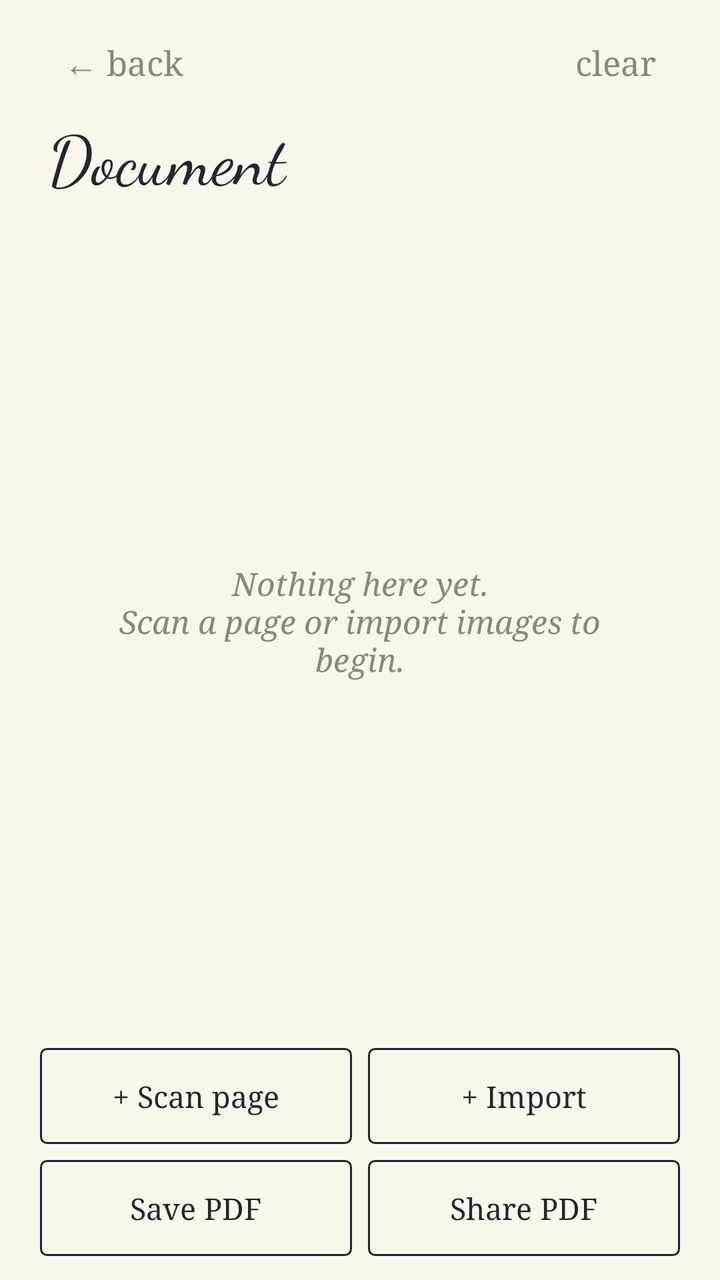
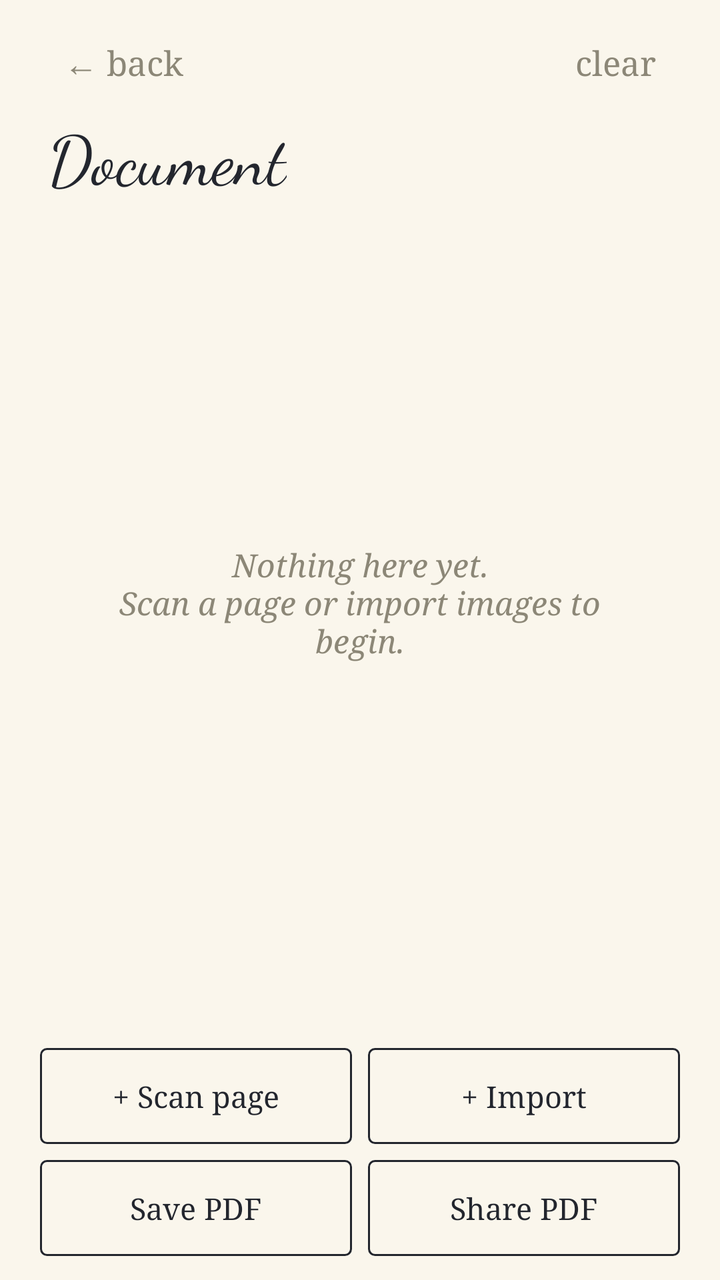

An Android layout rendered at two revisions. The XML below is the earlier revision; the diff shows what the commit changed to produce the second picture.
<!-- AndroidManifest.xml: application theme Theme.Paper -->
<!-- res/layout/activity_document.xml -->
<?xml version="1.0" encoding="utf-8"?>
<LinearLayout xmlns:android="http://schemas.android.com/apk/res/android"
    android:layout_width="match_parent"
    android:layout_height="match_parent"
    android:orientation="vertical"
    android:paddingLeft="20dp"
    android:paddingRight="20dp"
    android:paddingTop="8dp"
    android:paddingBottom="12dp">

    <RelativeLayout
        android:layout_width="match_parent"
        android:layout_height="wrap_content">

        <TextView
            android:id="@+id/backButton"
            style="@style/Faint"
            android:layout_width="wrap_content"
            android:layout_height="wrap_content"
            android:padding="12dp"
            android:text="← back"
            android:textSize="17sp" />

        <TextView
            android:id="@+id/clearButton"
            style="@style/Faint"
            android:layout_width="wrap_content"
            android:layout_height="wrap_content"
            android:layout_alignParentRight="true"
            android:padding="12dp"
            android:text="clear"
            android:textSize="17sp" />
    </RelativeLayout>

    <TextView
        android:layout_width="wrap_content"
        android:layout_height="wrap_content"
        android:fontFamily="cursive"
        android:paddingLeft="4dp"
        android:text="Document"
        android:textColor="@color/ink"
        android:textSize="34sp" />

    <TextView
        android:id="@+id/countText"
        style="@style/Faint"
        android:layout_width="wrap_content"
        android:layout_height="wrap_content"
        android:minHeight="20dp"
        android:paddingLeft="4dp"
        android:paddingBottom="8dp" />

    <FrameLayout
        android:layout_width="match_parent"
        android:layout_height="0dp"
        android:layout_weight="1">

        <ListView
            android:id="@+id/pageList"
            android:layout_width="match_parent"
            android:layout_height="match_parent"
            android:divider="@color/rule"
            android:dividerHeight="1dp"
            android:scrollbars="none" />

        <TextView
            android:id="@+id/emptyText"
            style="@style/Faint"
            android:layout_width="match_parent"
            android:layout_height="wrap_content"
            android:layout_gravity="center"
            android:gravity="center"
            android:padding="32dp"
            android:text="Nothing here yet.\nScan a page or import images to begin."
            android:textSize="16sp"
            android:textStyle="italic" />
    </FrameLayout>

    <TextView
        android:id="@+id/statusText"
        style="@style/Faint"
        android:layout_width="match_parent"
        android:layout_height="wrap_content"
        android:minHeight="24dp"
        android:paddingBottom="6dp"
        android:paddingTop="6dp" />

    <LinearLayout
        android:layout_width="match_parent"
        android:layout_height="wrap_content"
        android:orientation="horizontal">

        <Button
            android:id="@+id/scanButton"
            style="@style/PaperButton"
            android:layout_width="0dp"
            android:layout_height="wrap_content"
            android:layout_marginRight="4dp"
            android:layout_weight="1"
            android:text="+ Scan page" />

        <Button
            android:id="@+id/importButton"
            style="@style/PaperButton"
            android:layout_width="0dp"
            android:layout_height="wrap_content"
            android:layout_marginLeft="4dp"
            android:layout_weight="1"
            android:text="+ Import" />
    </LinearLayout>

    <LinearLayout
        android:layout_width="match_parent"
        android:layout_height="wrap_content"
        android:layout_marginTop="8dp"
        android:orientation="horizontal">

        <Button
            android:id="@+id/saveButton"
            style="@style/PaperButton"
            android:layout_width="0dp"
            android:layout_height="wrap_content"
            android:layout_marginRight="4dp"
            android:layout_weight="1"
            android:text="Save PDF" />

        <Button
            android:id="@+id/shareButton"
            style="@style/PaperButton"
            android:layout_width="0dp"
            android:layout_height="wrap_content"
            android:layout_marginLeft="4dp"
            android:layout_weight="1"
            android:text="Share PDF" />
    </LinearLayout>
</LinearLayout>
<!-- resources referenced by this layout -->
<resources>
  <color name="ink">#23262E</color>
  <color name="rule">#D8D0BC</color>
  <style name="Faint">
          <item name="android:textColor">@color/faint</item>
          <item name="android:fontFamily">serif</item>
          <item name="android:textSize">14sp</item>
      </style>
  <style name="PaperButton" parent="android:Widget.Material.Button">
          <item name="android:background">@drawable/bg_button</item>
          <item name="android:textAllCaps">false</item>
          <item name="android:textColor">@color/ink</item>
          <item name="android:fontFamily">serif</item>
          <item name="android:textSize">15sp</item>
          <item name="android:stateListAnimator">@null</item>
          <item name="android:minHeight">48dp</item>
          <item name="android:minWidth">0dp</item>
      </style>
  <style name="Theme.Paper" parent="android:Theme.Material.Light.NoActionBar">
          <item name="android:windowBackground">@color/paper</item>
          <item name="android:statusBarColor">@color/paper</item>
          <item name="android:navigationBarColor">@color/paper</item>
          <item name="android:windowLightStatusBar">true</item>
          <item name="android:windowLightNavigationBar">true</item>
          <item name="android:textColorPrimary">@color/ink</item>
          <item name="android:textColorSecondary">@color/faint</item>
          <item name="android:colorAccent">@color/ink</item>
          <item name="android:colorControlActivated">@color/ink</item>
      </style>
  <color name="faint">#8C8777</color>
  <!-- drawable bg_button (drawable) -->
  <?xml version="1.0" encoding="utf-8"?>
  <selector xmlns:android="http://schemas.android.com/apk/res/android">
      <item android:state_pressed="true">
          <shape android:shape="rectangle">
              <solid android:color="@color/shade" />
              <stroke android:width="1dp" android:color="@color/ink" />
              <corners android:radius="3dp" />
          </shape>
      </item>
      <item android:state_enabled="false">
          <shape android:shape="rectangle">
              <solid android:color="@android:color/transparent" />
              <stroke android:width="1dp" android:color="@color/rule" />
              <corners android:radius="3dp" />
          </shape>
      </item>
      <item>
          <shape android:shape="rectangle">
              <solid android:color="@android:color/transparent" />
              <stroke android:width="1dp" android:color="@color/ink" />
              <corners android:radius="3dp" />
          </shape>
      </item>
  </selector>
  <color name="paper">#FAF6EC</color>
  <color name="shade">#E9E3D2</color>
</resources>

<!-- the commit's change to res/layout/activity_document.xml (unified diff, before → after) -->
@@ -3,10 +3,10 @@
     android:layout_width="match_parent"
     android:layout_height="match_parent"
     android:orientation="vertical"
+    android:paddingBottom="12dp"
     android:paddingLeft="20dp"
     android:paddingRight="20dp"
-    android:paddingTop="8dp"
-    android:paddingBottom="12dp">
+    android:paddingTop="8dp">
 
     <RelativeLayout
         android:layout_width="match_parent"
@@ -36,19 +36,65 @@
         android:layout_width="wrap_content"
         android:layout_height="wrap_content"
         android:fontFamily="cursive"
+        android:paddingBottom="8dp"
         android:paddingLeft="4dp"
         android:text="Document"
         android:textColor="@color/ink"
         android:textSize="34sp" />
 
-    <TextView
-        android:id="@+id/countText"
-        style="@style/Faint"
-        android:layout_width="wrap_content"
+    
+    <LinearLayout
+        android:id="@+id/previewCard"
+        android:layout_width="match_parent"
         android:layout_height="wrap_content"
-        android:minHeight="20dp"
-        android:paddingLeft="4dp"
-        android:paddingBottom="8dp" />
+        android:layout_marginBottom="8dp"
+        android:background="@drawable/bg_button"
+        android:clickable="true"
+        android:focusable="true"
+        android:gravity="center_vertical"
+        android:orientation="horizontal"
+        android:padding="10dp"
+        android:visibility="gone">
+
+        <ImageView
+            android:id="@+id/previewThumb"
+            android:layout_width="46dp"
+            android:layout_height="62dp"
+            android:background="@drawable/bg_thumb"
+            android:contentDescription="First page"
+            android:padding="1dp"
+            android:scaleType="fitCenter" />
+
+        <LinearLayout
+            android:layout_width="0dp"
+            android:layout_height="wrap_content"
+            android:layout_weight="1"
+            android:orientation="vertical"
+            android:paddingLeft="14dp">
+
+            <TextView
+                style="@style/Body"
+                android:layout_width="wrap_content"
+                android:layout_height="wrap_content"
+                android:text="Preview PDF"
+                android:textSize="18sp" />
+
+            <TextView
+                android:id="@+id/previewSub"
+                style="@style/Faint"
+                android:layout_width="wrap_content"
+                android:layout_height="wrap_content"
+                android:textStyle="italic" />
+        </LinearLayout>
+
+        <TextView
+            style="@style/Faint"
+            android:layout_width="wrap_content"
+            android:layout_height="wrap_content"
+            android:paddingRight="6dp"
+            android:text="→"
+            android:textSize="22sp" />
+    </LinearLayout>
 
     <FrameLayout
         android:layout_width="match_parent"
<!-- resource entries referenced after the edit -->
@@ -54,6 +54,18 @@
           </shape>
       </item>
   </selector>
+  <!-- drawable bg_thumb (drawable) -->
+  <?xml version="1.0" encoding="utf-8"?>
+  <shape xmlns:android="http://schemas.android.com/apk/res/android" android:shape="rectangle">
+      <solid android:color="@color/shade" />
+      <stroke android:width="1dp" android:color="@color/rule" />
+  </shape>
+  <style name="Body">
+          <item name="android:textColor">@color/ink</item>
+          <item name="android:fontFamily">serif</item>
+          <item name="android:textSize">16sp</item>
+          <item name="android:lineSpacingExtra">5dp</item>
+      </style>
   <color name="paper">#FAF6EC</color>
   <color name="shade">#E9E3D2</color>
 </resources>
